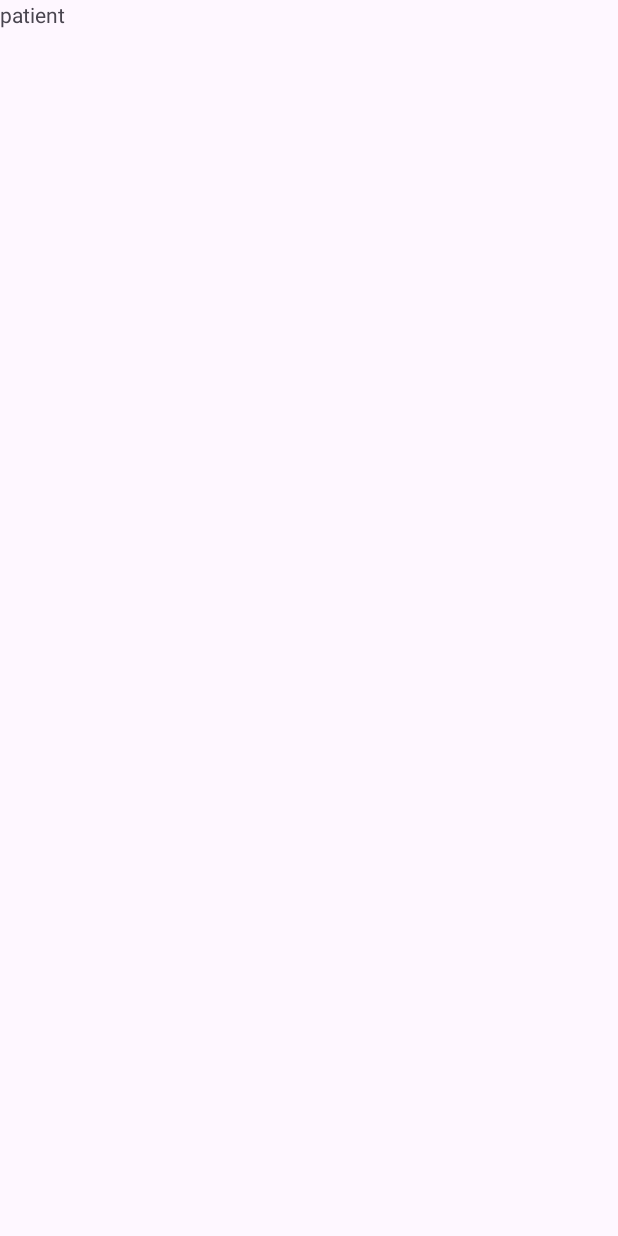
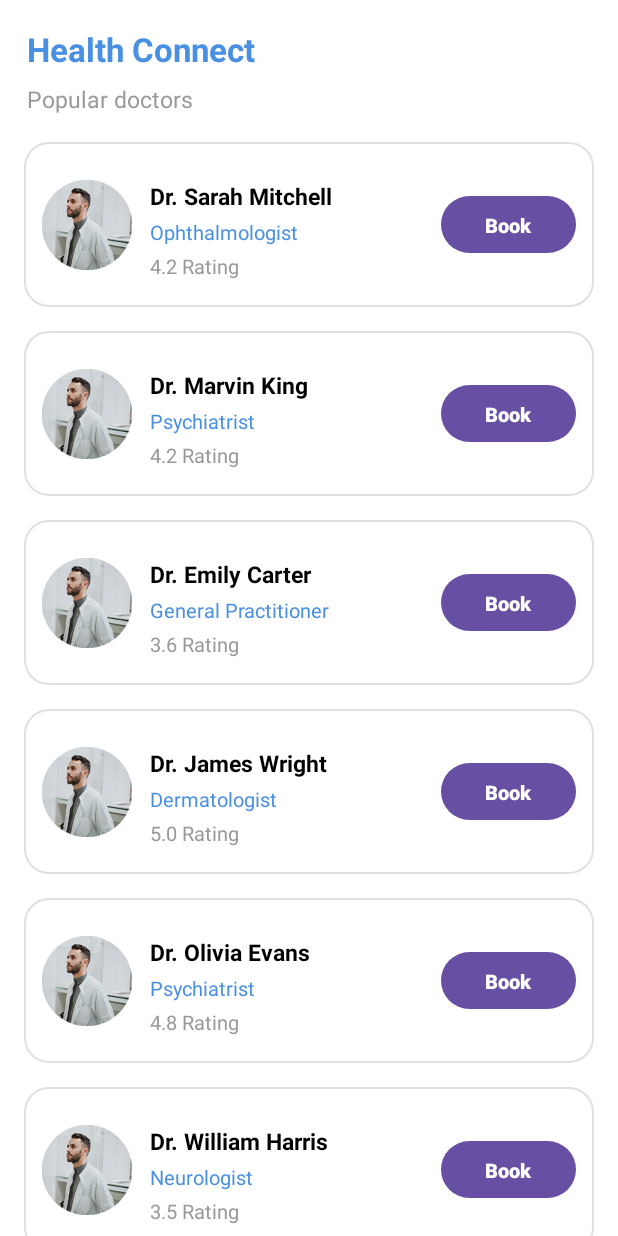
Before and after one commit to asmRakibulHasan/SmartHospitalManagementSystem, an Android app: the PatientFragment screen opened through its navigation route, on a phone screen of 412 x 824 dp. Before the commit the screen is almost empty. Run offline under Robolectric (Android 15) with nearby library versions, the phone set to English and light mode, and no system bars.

Commit message:
- patient screen implemented

```diff
--- a/app/src/main/java/com/example/smarthospitalmanagementsystem/PatientFragment.kt
+++ b/app/src/main/java/com/example/smarthospitalmanagementsystem/PatientFragment.kt
@@ -5,55 +5,56 @@ import androidx.fragment.app.Fragment
 import android.view.LayoutInflater
 import android.view.View
 import android.view.ViewGroup
+import androidx.recyclerview.widget.LinearLayoutManager
+import com.example.smarthospitalmanagementsystem.adapter.Doctor
+import com.example.smarthospitalmanagementsystem.adapter.DoctorAdapter
+import com.example.smarthospitalmanagementsystem.databinding.FragmentLoginBinding
+import com.example.smarthospitalmanagementsystem.databinding.FragmentPatientBinding
 
-// TODO: Rename parameter arguments, choose names that match
-// the fragment initialization parameters, e.g. ARG_ITEM_NUMBER
-private const val ARG_PARAM1 = "param1"
-private const val ARG_PARAM2 = "param2"
 
-/**
- * A simple [Fragment] subclass.
- * Use the [PatientFragment.newInstance] factory method to
- * create an instance of this fragment.
- */
 class PatientFragment : Fragment() {
-    // TODO: Rename and change types of parameters
-    private var param1: String? = null
-    private var param2: String? = null
+    private lateinit var doctorAdapter: DoctorAdapter
+    private var _binding: FragmentPatientBinding? = null
+    private val binding get() = _binding!!
 
     override fun onCreate(savedInstanceState: Bundle?) {
         super.onCreate(savedInstanceState)
-        arguments?.let {
-            param1 = it.getString(ARG_PARAM1)
-            param2 = it.getString(ARG_PARAM2)
-        }
     }
 
     override fun onCreateView(
         inflater: LayoutInflater, container: ViewGroup?,
         savedInstanceState: Bundle?
     ): View? {
-        // Inflate the layout for this fragment
-        return inflater.inflate(R.layout.fragment_patient, container, false)
+        _binding = FragmentPatientBinding.inflate(inflater, container, false)
+        return binding.root
     }
 
-    companion object {
-        /**
-         * Use this factory method to create a new instance of
-         * this fragment using the provided parameters.
-         *
-         * @param param1 Parameter 1.
-         * @param param2 Parameter 2.
-         * @return A new instance of fragment PatientFragment.
-         */
-        // TODO: Rename and change types and number of parameters
-        @JvmStatic
-        fun newInstance(param1: String, param2: String) =
-            PatientFragment().apply {
-                arguments = Bundle().apply {
-                    putString(ARG_PARAM1, param1)
-                    putString(ARG_PARAM2, param2)
-                }
-            }
+    override fun onViewCreated(view: View, savedInstanceState: Bundle?) {
+        super.onViewCreated(view, savedInstanceState)
+
+        val doctors = listOf(
+            Doctor(R.drawable.doctor_photo_background, "Dr. Sarah Mitchell", "Ophthalmologist", 4.2f),
+            Doctor(R.drawable.doctor_photo_background, "Dr. Marvin King", "Psychiatrist", 4.2f),
+            Doctor(R.drawable.doctor_photo_background, "Dr. Emily Carter", "General Practitioner", 3.6f),
+            Doctor(R.drawable.doctor_photo_background, "Dr. James Wright", "Dermatologist", 5.0f),
+            Doctor(R.drawable.doctor_photo_background, "Dr. Olivia Evans", "Psychiatrist", 4.8f),
+            Doctor(R.drawable.doctor_photo_background, "Dr. William Harris", "Neurologist", 3.5f),
+            Doctor(R.drawable.doctor_photo_background, "Dr. Mia Thompson", "Oncologist", 4.3f),
+            Doctor(R.drawable.doctor_photo_background, "Dr. Benjamin Scott", "Pediatrician", 3.6f),
+            Doctor(R.drawable.doctor_photo_background, "Dr. Ava Martinez", "General Practitioner", 4.8f),
+            Doctor(R.drawable.doctor_photo_background, "Dr. Lucas Clark", "Dermatologist", 4.1f),
+            Doctor(R.drawable.doctor_photo_background, "Dr. Isabella Lewis", "Cardiologist", 3.6f),
+            Doctor(R.drawable.doctor_photo_background, "Dr. Henry Walker", "Ophthalmologist", 4.6f),
+            Doctor(R.drawable.doctor_photo_background, "Dr. Charlotte Young", "Psychiatrist", 4.8f),
+            Doctor(R.drawable.doctor_photo_background, "Dr. Alexander Hill", "Dermatologist", 4.5f),
+            Doctor(R.drawable.doctor_photo_background, "Dr. Amelia Green", "Neurologist", 4.1f)
+        )
+
+        doctorAdapter = DoctorAdapter(doctors) { doctor ->
+            // Handle Book Now click
+        }
+        binding.recyclerDoctors.adapter = doctorAdapter
+        binding.recyclerDoctors.layoutManager = LinearLayoutManager(requireContext())
     }
+
 }
--- /dev/null
+++ b/app/src/main/java/com/example/smarthospitalmanagementsystem/adapter/DoctorAdapter.kt
@@ -0,0 +1,39 @@
+package com.example.smarthospitalmanagementsystem.adapter
+
+import android.view.LayoutInflater
+import android.view.ViewGroup
+import androidx.recyclerview.widget.RecyclerView
+import com.example.smarthospitalmanagementsystem.databinding.ItemDoctorBinding
+
+data class Doctor(
+    val imageRes: Int,
+    val name: String,
+    val specialist: String,
+    val rating: Float
+)
+
+class DoctorAdapter(
+    private val doctorList: List<Doctor>,
+    private val onBookNowClick: (Doctor) -> Unit
+) : RecyclerView.Adapter<DoctorAdapter.DoctorViewHolder>() {
+
+    inner class DoctorViewHolder(val binding: ItemDoctorBinding): RecyclerView.ViewHolder(binding.root)
+
+    override fun onCreateViewHolder(parent: ViewGroup, viewType: Int): DoctorViewHolder {
+        val binding = ItemDoctorBinding.inflate(LayoutInflater.from(parent.context), parent, false)
+        return DoctorViewHolder(binding)
+    }
+
+    override fun onBindViewHolder(holder: DoctorViewHolder, position: Int) {
+        val doctor = doctorList[position]
+        with(holder.binding) {
+            imgDoctor.setImageResource(doctor.imageRes)
+            tvName.text = doctor.name
+            tvSpecialist.text = doctor.specialist
+            tvRating.text = "${doctor.rating} Rating"
+            btnBook.setOnClickListener { onBookNowClick(doctor) }
+        }
+    }
+
+    override fun getItemCount(): Int = doctorList.size
+}
--- a/app/src/main/java/com/example/smarthospitalmanagementsystem/viewmodel/DoctorPatientViewModel.kt
+++ b/app/src/main/java/com/example/smarthospitalmanagementsystem/viewmodel/DoctorPatientViewModel.kt
@@ -53,8 +53,8 @@ class DoctorPatientViewModel : ViewModel() {
 
     // Add default users for testing purposes
     private fun addDefaultUsers() {
-        addPatient("Test Patient", "patient@test.com", "123456")
-        addDoctor("Dr. Test", "doctor@test.com", "123456")
+        addPatient("Test Patient", "p@g.c", "123456")
+        addDoctor("Dr. Test", "d@g.c", "123456")
     }
 
     /**
--- /dev/null
+++ b/app/src/main/res/drawable/card_background.xml
@@ -0,0 +1,6 @@
+<?xml version="1.0" encoding="utf-8"?>
+<shape xmlns:android="http://schemas.android.com/apk/res/android">
+    <solid android:color="@android:color/white" />
+    <corners android:radius="16dp" />
+    <stroke android:width="1dp" android:color="#E0E0E0" />
+</shape>
--- a/app/src/main/res/layout/fragment_patient.xml
+++ b/app/src/main/res/layout/fragment_patient.xml
@@ -1,14 +1,48 @@
 <?xml version="1.0" encoding="utf-8"?>
-<FrameLayout xmlns:android="http://schemas.android.com/apk/res/android"
-    xmlns:tools="http://schemas.android.com/tools"
+<androidx.constraintlayout.widget.ConstraintLayout
+    xmlns:android="http://schemas.android.com/apk/res/android"
+    xmlns:app="http://schemas.android.com/apk/res-auto"
     android:layout_width="match_parent"
     android:layout_height="match_parent"
-    tools:context=".PatientFragment">
+    android:background="@android:color/white">
 
-    <!-- TODO: Update blank fragment layout -->
+    <!-- Page Title -->
     <TextView
-        android:layout_width="match_parent"
-        android:layout_height="match_parent"
-        android:text="patient" />
+        android:id="@+id/tvTitle"
+        android:layout_width="wrap_content"
+        android:layout_height="wrap_content"
+        android:text="Health Connect"
+        android:textColor="@color/label_color"
+        android:textSize="22sp"
+        android:textStyle="bold"
+        app:layout_constraintTop_toTopOf="parent"
+        app:layout_constraintStart_toStartOf="parent"
+        android:layout_marginTop="18dp"
+        android:layout_marginStart="18dp"/>
 
-</FrameLayout>
+    <!-- Subtitle -->
+    <TextView
+        android:id="@+id/tvSubtitle"
+        android:layout_width="wrap_content"
+        android:layout_height="wrap_content"
+        android:text="Popular doctors"
+        android:textColor="@color/hint_color"
+        android:textSize="15sp"
+        app:layout_constraintStart_toStartOf="parent"
+        app:layout_constraintTop_toBottomOf="@id/tvTitle"
+        android:layout_marginStart="18dp"
+        android:layout_marginTop="8dp"/>
+
+    <!-- List of doctors -->
+    <androidx.recyclerview.widget.RecyclerView
+        android:id="@+id/recyclerDoctors"
+        android:layout_width="0dp"
+        android:layout_height="0dp"
+        app:layout_constraintTop_toBottomOf="@id/tvSubtitle"
+        app:layout_constraintStart_toStartOf="parent"
+        app:layout_constraintEnd_toEndOf="parent"
+        app:layout_constraintBottom_toBottomOf="parent"
+        android:layout_marginTop="10dp"
+        android:layout_marginHorizontal="8dp"/>
+
+</androidx.constraintlayout.widget.ConstraintLayout>
--- /dev/null
+++ b/app/src/main/res/layout/item_doctor.xml
@@ -0,0 +1,80 @@
+<?xml version="1.0" encoding="utf-8"?>
+<androidx.constraintlayout.widget.ConstraintLayout
+    xmlns:android="http://schemas.android.com/apk/res/android"
+    xmlns:app="http://schemas.android.com/apk/res-auto"
+    xmlns:tools="http://schemas.android.com/tools"
+    android:layout_width="match_parent"
+    android:layout_height="110dp"
+    android:layout_margin="8dp"
+    android:background="@drawable/card_background"
+    android:padding="12dp">
+
+    <!-- Doctor image -->
+    <ImageView
+        android:id="@+id/imgDoctor"
+        android:layout_width="60dp"
+        android:layout_height="60dp"
+        android:scaleType="centerCrop"
+        android:background="@drawable/doctor_photo_background"
+        app:layout_constraintStart_toStartOf="parent"
+        app:layout_constraintTop_toTopOf="parent"
+        app:layout_constraintBottom_toBottomOf="parent" />
+
+    <!-- Doctor Name -->
+    <TextView
+        android:id="@+id/tvName"
+        android:layout_width="0dp"
+        android:layout_height="wrap_content"
+        android:text="Dr. Eleanor Pena"
+        android:textSize="15sp"
+        android:textStyle="bold"
+        android:textColor="@android:color/black"
+        android:layout_marginStart="12dp"
+        android:layout_marginEnd="8dp"
+        android:maxLines="1"
+        android:ellipsize="end"
+        app:layout_constraintStart_toEndOf="@id/imgDoctor"
+        app:layout_constraintTop_toTopOf="@id/imgDoctor"
+        app:layout_constraintEnd_toStartOf="@id/btnBook" />
+
+    <!-- Specialist -->
+    <TextView
+        android:id="@+id/tvSpecialist"
+        android:layout_width="wrap_content"
+        android:layout_height="wrap_content"
+        android:text="Gynecologist"
+        android:textColor="@color/label_color"
+        android:textSize="13sp"
+        android:layout_marginStart="12dp"
+        android:layout_marginTop="4dp"
+        app:layout_constraintStart_toEndOf="@id/imgDoctor"
+        app:layout_constraintTop_toBottomOf="@id/tvName" />
+
+    <!-- Rating -->
+    <TextView
+        android:id="@+id/tvRating"
+        android:layout_width="wrap_content"
+        android:layout_height="wrap_content"
+        android:text="Rating 4.0"
+        android:textColor="@color/hint_color"
+        android:textSize="13sp"
+        android:layout_marginStart="12dp"
+        android:layout_marginTop="4dp"
+        app:layout_constraintStart_toEndOf="@id/imgDoctor"
+        app:layout_constraintTop_toBottomOf="@id/tvSpecialist" />
+
+    <!-- Book Now Button -->
+    <Button
+        android:id="@+id/btnBook"
+        android:layout_width="90dp"
+        android:layout_height="38dp"
+        android:text="Book Now"
+        android:textSize="13sp"
+        android:textStyle="bold"
+        android:textColor="@android:color/white"
+        android:background="@drawable/button_primary"
+        app:layout_constraintEnd_toEndOf="parent"
+        app:layout_constraintTop_toTopOf="parent"
+        app:layout_constraintBottom_toBottomOf="parent" />
+
+</androidx.constraintlayout.widget.ConstraintLayout>
```
Also changed, not shown: app/src/main/res/drawable/doctor_photo_background.png (added).
